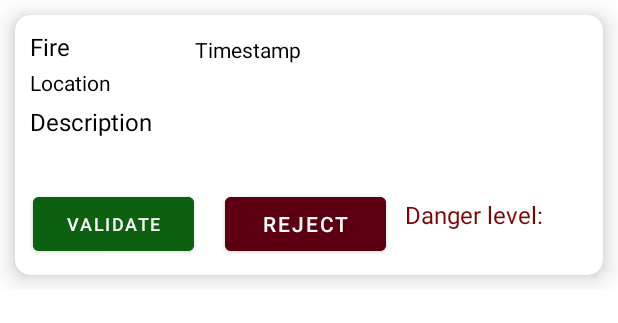
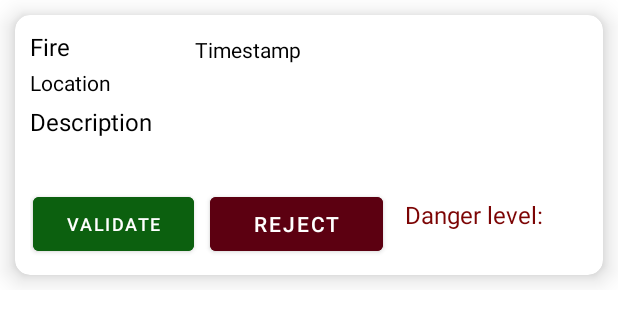
Before and after one commit to PatroklosGeorgiadis/SmartAlert, an Android app: the layout report_layout.xml on its own in the app's theme, with its tools: preview values and no code run, on a phone screen of 412 x 824 dp. Shown: the top 323 px of the screen. Run offline under Robolectric (Android 15) with nearby library versions, the phone set to English and light mode, and no system bars.

Commit message:
language-parsing patch

```diff
--- a/app/src/main/java/com/example/smartalert/EmployeeActivity.java
+++ b/app/src/main/java/com/example/smartalert/EmployeeActivity.java
@@ -53,11 +53,11 @@ public class EmployeeActivity extends AppCompatActivity {
         });
     }
 
-    public int danger_level(DataSnapshot snapshot,DataSnapshot d){
+    public int danger_level(DataSnapshot snapshot, DataSnapshot d){
         int danger_level = 1;
 
         long timeC,timeD;
-        @SuppressLint("SimpleDateFormat") SimpleDateFormat formatter = new SimpleDateFormat("E MMM dd HH:mm:ss Z yyyy");
+        SimpleDateFormat formatter = new SimpleDateFormat("E MMM dd HH:mm:ss Z yyyy",Locale.ENGLISH);
         int Radius = 6371; // radius of the earth in km
         double x,y,distance;
 
--- a/app/src/main/res/layout/report_layout.xml
+++ b/app/src/main/res/layout/report_layout.xml
@@ -95,11 +95,11 @@
 
                 <Button
                     android:id="@+id/reject"
-                    android:layout_width="107dp"
+                    android:layout_width="115dp"
                     android:layout_height="wrap_content"
                     android:layout_alignParentStart="true"
                     android:layout_alignParentTop="true"
-                    android:layout_marginStart="130dp"
+                    android:layout_marginStart="120dp"
                     android:layout_marginTop="105dp"
                     android:backgroundTint="#5C0011"
                     android:text="@string/reject" />
```
